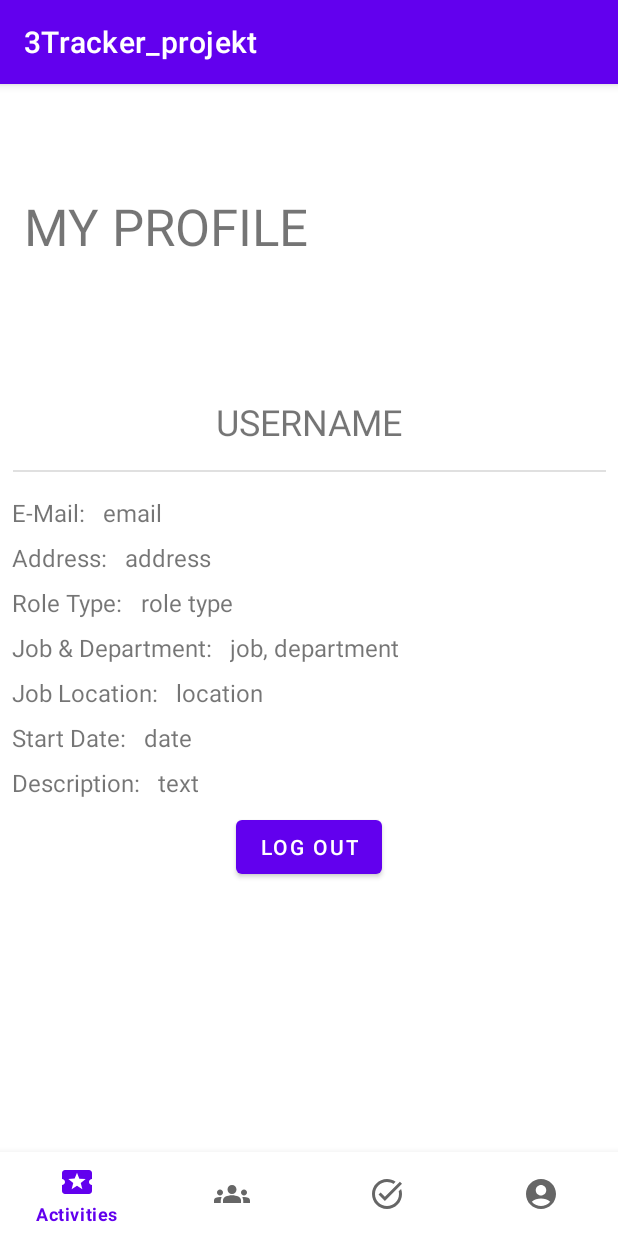
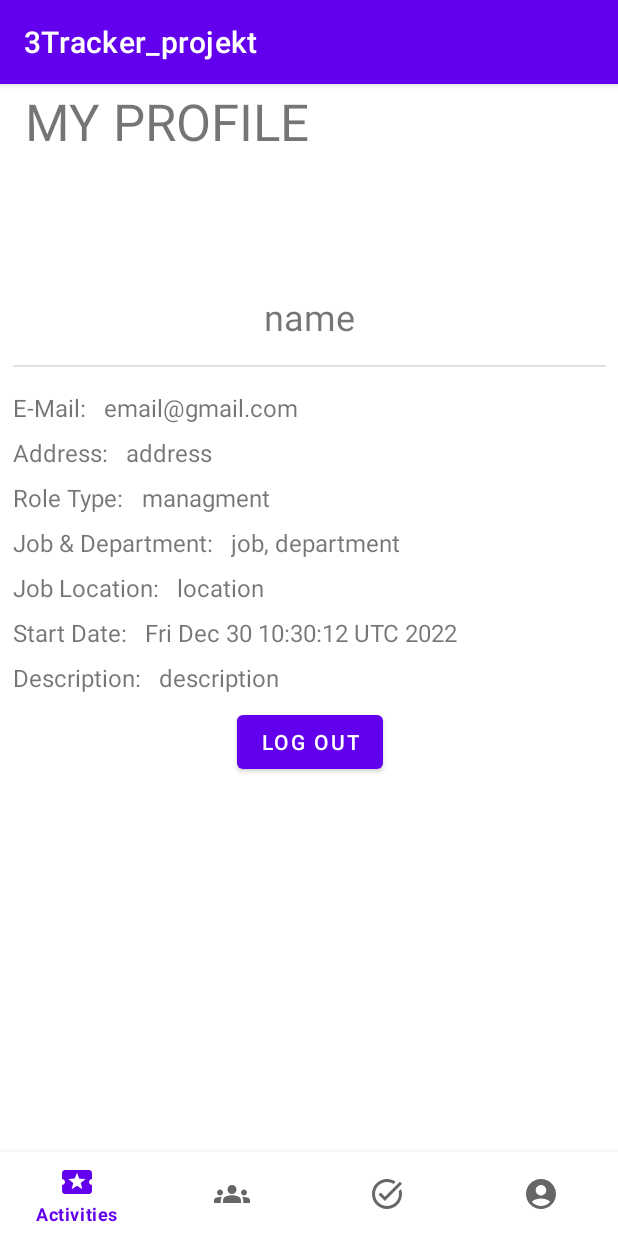
Before and after one commit to doramagyari/Android-2022, an Android app: the ProfileFragment screen opened through its navigation route, on a phone screen of 412 x 824 dp. Run offline under Robolectric (Android 15) with nearby library versions, the phone set to English and light mode, and no system bars; our stand-ins replace navigation-ui.

Commit message:
profile, splash screen, api min

```diff
--- a/3Tracker_projekt/app/src/main/java/com/example/a3tracker_projekt/MainActivity.kt
+++ b/3Tracker_projekt/app/src/main/java/com/example/a3tracker_projekt/MainActivity.kt
@@ -37,9 +37,13 @@ class MainActivity : AppCompatActivity() {
 //        navView.setupWithNavController(navController)
 
         navController.addOnDestinationChangedListener { _, destination, _ ->
-            if (destination.id == R.id.navigation_login) {
+            if (destination.id == R.id.splashScreenFragment ) {
                 navView.visibility = View.GONE
-            } else {
+            }
+            else if(destination.id == R.id.navigation_login ) {
+                navView.visibility = View.GONE
+            }
+            else {
                 navView.visibility = View.VISIBLE
             }
         }
--- a/3Tracker_projekt/app/src/main/java/com/example/a3tracker_projekt/api/login/LoginRequest.kt
+++ b/3Tracker_projekt/app/src/main/java/com/example/a3tracker_projekt/api/login/LoginRequest.kt
@@ -1,7 +1,6 @@
 package com.example.a3tracker_projekt.api.login
 
 import com.google.gson.annotations.SerializedName
-
 
 data class LoginRequest(
     @SerializedName("email")
--- a/3Tracker_projekt/app/src/main/java/com/example/a3tracker_projekt/ui/activities/ActivityFragment.kt
+++ b/3Tracker_projekt/app/src/main/java/com/example/a3tracker_projekt/ui/activities/ActivityFragment.kt
@@ -7,11 +7,12 @@ import android.view.View
 import android.view.ViewGroup
 import com.example.projekt.R
 
+
 class ActivityFragment : Fragment() {
 
     override fun onCreate(savedInstanceState: Bundle?) {
         super.onCreate(savedInstanceState)
-        arguments?.let {
+        arguments?.let{
         }
     }
 
--- a/3Tracker_projekt/app/src/main/java/com/example/a3tracker_projekt/ui/login/DemoLoginFragment.kt
+++ b/3Tracker_projekt/app/src/main/java/com/example/a3tracker_projekt/ui/login/DemoLoginFragment.kt
@@ -43,7 +43,7 @@ class DemoLoginFragment : Fragment() {
                 }
                 Toast.makeText(activity, it.toString(), Toast.LENGTH_LONG).show()
                 if (it == LoginResult.SUCCESS) {
-                    navController.navigate(R.id.navigation_activity)
+                    navController.navigate(R.id.profileFragment)
                 } else {
                     navController.navigate(R.id.navigation_login)
                 }
--- a/3Tracker_projekt/app/src/main/java/com/example/a3tracker_projekt/ui/profile/ProfileFragment.kt
+++ b/3Tracker_projekt/app/src/main/java/com/example/a3tracker_projekt/ui/profile/ProfileFragment.kt
@@ -8,26 +8,25 @@ import android.view.ViewGroup
 import android.widget.Button
 import android.widget.TextView
 import androidx.fragment.app.activityViewModels
+import androidx.navigation.fragment.findNavController
 import com.example.a3tracker_projekt.ui.shared.ProfileViewModel
 import com.example.projekt.R
 
 class ProfileFragment : Fragment() {
 
     private val sharedViewModel: ProfileViewModel by activityViewModels()
-    lateinit var logOutButton : Button
-    lateinit var username : TextView
-    lateinit var email : TextView
-    lateinit var address : TextView
-    lateinit var roleType : TextView
-    lateinit var job : TextView
-    lateinit var location : TextView
-    lateinit var startDate : TextView
-    lateinit var description : TextView
+    lateinit var logOutButton: Button
+    lateinit var username: TextView
+    lateinit var email: TextView
+    lateinit var address: TextView
+    lateinit var roleType: TextView
+    lateinit var job: TextView
+    lateinit var location: TextView
+    lateinit var startDate: TextView
+    lateinit var description: TextView
 
     override fun onCreate(savedInstanceState: Bundle?) {
         super.onCreate(savedInstanceState)
-        arguments?.let {
-        }
     }
 
     override fun onCreateView(
@@ -38,5 +37,41 @@ class ProfileFragment : Fragment() {
         return inflater.inflate(R.layout.fragment_profile, container, false)
     }
 
+    override fun onViewCreated(view: View, savedInstanceState: Bundle?) {
+        super.onViewCreated(view, savedInstanceState)
+        view.apply {
+            initViewItems(this)
+            registerListeners()
+        }
+        sharedViewModel.setUpProfile()
+
+        username.text = sharedViewModel.profile.user.name
+        email.text = sharedViewModel.profile.email
+        address.text = sharedViewModel.profile.address
+        roleType.text = sharedViewModel.profile.roleType
+        job.text =
+            sharedViewModel.profile.user.job.plus(", ".plus(sharedViewModel.profile.user.department))
+        location.text = sharedViewModel.profile.user.location
+        startDate.text = "${sharedViewModel.profile.user.startDate}"
+        description.text = sharedViewModel.profile.user.description
+    }
+
+    private fun registerListeners() {
+        logOutButton.setOnClickListener {
+            findNavController().navigate(R.id.navigation_login)
+        }
+    }
+
+    private fun initViewItems(view: View) {
+        logOutButton = view.findViewById(R.id.logOut)
+        username = view.findViewById(R.id.profileUser)
+        email = view.findViewById(R.id.profileEmail)
+        address = view.findViewById(R.id.profileAddress)
+        roleType = view.findViewById(R.id.profileRoleType)
+        job = view.findViewById(R.id.profileJobDep)
+        location = view.findViewById(R.id.profileLocation)
+        startDate = view.findViewById(R.id.profileStartDate)
+        description = view.findViewById(R.id.profileDescription)
+    }
 
 }
--- a/3Tracker_projekt/app/src/main/java/com/example/a3tracker_projekt/ui/shared/ProfileViewModel.kt
+++ b/3Tracker_projekt/app/src/main/java/com/example/a3tracker_projekt/ui/shared/ProfileViewModel.kt
@@ -12,7 +12,23 @@ data class Profile(
 )
 
 class ProfileViewModel : ViewModel() {
+    var profile: Profile = Profile(Member("", "", "", "", Date(), ""), "", "", "")
 
+    fun setUpProfile(){
+
+        val name = "name"
+        val job = "job"
+        val department = "department"
+        val location = "location"
+        val startDate = Date()
+        val description = "description"
+        val member = Member(name, job, department, location, startDate, description)
+        profile.user = member
+        profile.email = "email@gmail.com"
+        profile.address = "address"
+        profile.roleType = "managment"
+
+    }
 
 
 
--- /dev/null
+++ b/3Tracker_projekt/app/src/main/java/com/example/a3tracker_projekt/ui/splash_screen/SplashScreenFragment.kt
@@ -0,0 +1,36 @@
+package com.example.a3tracker_projekt.ui.splash_screen
+
+import android.os.Bundle
+import android.os.Handler
+import android.os.Looper
+import androidx.fragment.app.Fragment
+import android.view.LayoutInflater
+import android.view.View
+import android.view.ViewGroup
+import androidx.navigation.fragment.findNavController
+import com.example.projekt.R
+
+class SplashScreenFragment : Fragment() {
+
+    override fun onCreate(savedInstanceState: Bundle?) {
+        super.onCreate(savedInstanceState)
+        arguments?.let {
+        }
+    }
+
+    override fun onCreateView(
+        inflater: LayoutInflater, container: ViewGroup?,
+        savedInstanceState: Bundle?
+    ): View? {
+        // Inflate the layout for this fragment
+        val view = inflater.inflate(R.layout.fragment_splash_screen, container, false);
+
+        Handler(Looper.myLooper()!!).postDelayed({
+            findNavController().navigate(R.id.action_splashScreenFragment_to_navigation_login)
+        }, 5000)
+
+        return view
+    }
+
+
+}
--- a/3Tracker_projekt/app/src/main/res/layout/activity_main.xml
+++ b/3Tracker_projekt/app/src/main/res/layout/activity_main.xml
@@ -1,10 +1,11 @@
 <?xml version="1.0" encoding="utf-8"?>
 <androidx.constraintlayout.widget.ConstraintLayout xmlns:android="http://schemas.android.com/apk/res/android"
     xmlns:app="http://schemas.android.com/apk/res-auto"
+    xmlns:tools="http://schemas.android.com/tools"
     android:id="@+id/container"
     android:layout_width="match_parent"
      android:layout_height="match_parent"
-    android:paddingTop="?attr/actionBarSize">
+    >
 
     <com.google.android.material.bottomnavigation.BottomNavigationView
         android:id="@+id/nav_view"
@@ -21,8 +22,8 @@
     <fragment
         android:id="@+id/nav_host_fragment_activity_main"
         android:name="androidx.navigation.fragment.NavHostFragment"
-        android:layout_width="match_parent"
-        android:layout_height="match_parent"
+        android:layout_width="411dp"
+        android:layout_height="742dp"
         app:defaultNavHost="true"
         app:layout_constraintBottom_toTopOf="@id/nav_view"
         app:layout_constraintLeft_toLeftOf="parent"
--- a/3Tracker_projekt/app/src/main/res/menu/bottom_nav_menu.xml
+++ b/3Tracker_projekt/app/src/main/res/menu/bottom_nav_menu.xml
@@ -1,23 +1,27 @@
 <?xml version="1.0" encoding="utf-8"?>
 <menu xmlns:android="http://schemas.android.com/apk/res/android"
     xmlns:tools="http://schemas.android.com/tools"
-    >
+    tools:showIn = "navigation_view">
 
     <item
         android:id="@+id/activitiesFragment"
         android:icon="@drawable/ic_baseline_local_activity_24"
-        android:title="Activities"  />
+        android:title="Activities"
+        android:actionLayout="@layout/fragment_activity"/>
     <item
         android:id="@+id/groupsFragment"
         android:icon="@drawable/ic_baseline_groups_24"
-        android:title="Groups" />
+        android:title="Groups"
+        android:actionLayout="@layout/fragment_group"/>
     <item
         android:id="@+id/taskFragment"
         android:icon="@drawable/ic_baseline_task_alt_24"
-        android:title="My Tasks"  />
+        android:title="My Tasks"
+        android:actionLayout="@layout/fragment_task"/>
     <item
         android:id="@+id/profileFragment"
         android:icon="@drawable/ic_baseline_account_circle_24"
-        android:title="Profile" />
+        android:title="Profile"
+        android:actionLayout="@layout/fragment_profile"/>
 
 </menu>
--- a/3Tracker_projekt/app/src/main/res/navigation/mobile_navigation.xml
+++ b/3Tracker_projekt/app/src/main/res/navigation/mobile_navigation.xml
@@ -3,28 +3,16 @@
     xmlns:app="http://schemas.android.com/apk/res-auto"
     xmlns:tools="http://schemas.android.com/tools"
     android:id="@+id/mobile_navigation.xml"
-    app:startDestination="@+id/navigation_login">
+    app:startDestination="@+id/splashScreenFragment">
 
     <fragment
         android:id="@+id/navigation_login"
         android:name="com.example.a3tracker_projekt.ui.login.DemoLoginFragment"
         android:label="fragment_demo_login"
-        tools:layout="@layout/fragment_demo_login" />
-    <fragment
-        android:id="@+id/navigation_activity"
-        android:name="com.example.a3tracker_projekt.ui.activities.ActivityFragment"
-        android:label="fragment_activities"
-        tools:layout="@layout/fragment_activity" >
-
-    <action
-        android:id="@+id/action_activitiesFragment_to_tasksFragment"
-        app:destination="@id/taskFragment" />
-    <action
-        android:id="@+id/action_activitiesFragment_to_groupFragment"
-        app:destination="@id/groupFragment" />
-    <action
-        android:id="@+id/action_activitiesFragment_to_profileFragment"
-        app:destination="@id/profileFragment" />
+        tools:layout="@layout/fragment_demo_login" >
+        <action
+            android:id="@+id/action_navigation_login_to_profileFragment"
+            app:destination="@id/profileFragment" />
     </fragment>
     <fragment
         android:id="@+id/groupFragment"
@@ -74,8 +62,15 @@
     android:name="com.example.a3tracker_projekt.ui.tasks.CreateTask"
     android:label="fragment_create_task"
     tools:layout="@layout/fragment_create_task" />
-
-
+    <fragment
+        android:id="@+id/splashScreenFragment"
+        android:name="com.example.a3tracker_projekt.ui.splash_screen.SplashScreenFragment"
+        android:label="fragment_splash_screen"
+        tools:layout="@layout/fragment_splash_screen" >
+        <action
+            android:id="@+id/action_splashScreenFragment_to_navigation_login"
+            app:destination="@id/navigation_login" />
+    </fragment>
 
 
 </navigation>
```
Also changed, not shown: 3Tracker_projekt/app/src/main/java/com/example/a3tracker_projekt/api/profile/ProfileRequest.kt (added, +16 -0 lines), 3Tracker_projekt/app/src/main/java/com/example/a3tracker_projekt/api/profile/ProfileResponse.kt (added, +8 -0 lines), 3Tracker_projekt/app/src/main/res/layout/fragment_demo_login.xml (+66 -19 lines), 3Tracker_projekt/app/src/main/res/layout/fragment_splash_screen.xml (added, +55 -0 lines), 3Tracker_projekt/app/src/main/res/drawable/three.jpg (added), 3Tracker_projekt/app/src/main/res/drawable/track.jpg (added), 2 other files.
